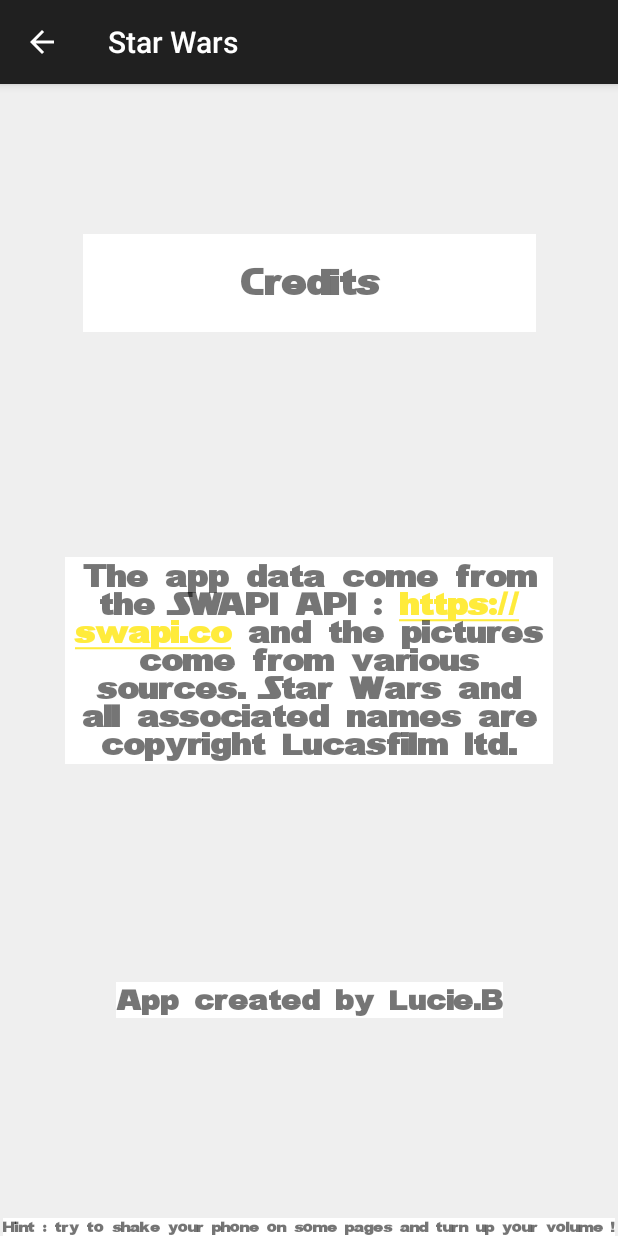
After one commit to Lulb8/StarWarsApp, an Android app: the InfoActivity screen opened directly, with no data from a screen before it, on a phone screen of 412 x 824 dp. The commit adds this screen. Run offline under Robolectric (Android 15) with nearby library versions, the phone set to English and light mode, and no system bars.

Commit message:
Add shakedetector in InfoActivity

```diff
--- a/app/src/main/AndroidManifest.xml
+++ b/app/src/main/AndroidManifest.xml
@@ -18,6 +18,9 @@
         android:roundIcon="@mipmap/ic_launcher_round"
         android:supportsRtl="true"
         android:theme="@style/AppTheme">
+        <activity
+            android:name=".view.InfoActivity"
+            android:screenOrientation="portrait" />
         <activity
             android:name=".view.StarshipsDetailsActivity"
             android:screenOrientation="portrait" />
--- /dev/null
+++ b/app/src/main/java/com/example/starwarsapp/view/InfoActivity.java
@@ -0,0 +1,96 @@
+package com.example.starwarsapp.view;
+
+import androidx.appcompat.app.AppCompatActivity;
+
+import android.content.Context;
+import android.hardware.Sensor;
+import android.hardware.SensorManager;
+import android.media.MediaPlayer;
+import android.os.Bundle;
+import android.os.Handler;
+import android.view.MenuItem;
+import android.widget.ImageView;
+import android.widget.TextView;
+
+import com.example.starwarsapp.R;
+import com.example.starwarsapp.controller.ShakeDetector;
+
+public class InfoActivity extends AppCompatActivity {
+
+    private SensorManager mSensorManager;
+    private Sensor mAccelerometer;
+    private ShakeDetector mShakeDetector;
+
+    @Override
+    protected void onCreate(Bundle savedInstanceState) {
+        super.onCreate(savedInstanceState);
+        setContentView(R.layout.activity_info);
+
+        getSupportActionBar().setDisplayHomeAsUpEnabled(true);
+
+        TextView title = findViewById(R.id.title);
+        title.setText("Credits");
+
+        TextView description = findViewById(R.id.description);
+        description.setText("The app data come from the SWAPI API : https://swapi.co and the pictures come from various sources. Star Wars and all associated names are copyright Lucasfilm ltd.");
+
+        TextView author = findViewById(R.id.author);
+        author.setText("App created by Lucie.B");
+
+        TextView hint = findViewById(R.id.hint);
+        hint.setText("Hint : try to shake your phone on some pages and turn up your volume !");
+
+        shakePhone();
+    }
+
+    public void shakePhone(){
+        // ShakeDetector initialization
+        mSensorManager = (SensorManager) getSystemService(Context.SENSOR_SERVICE);
+        mAccelerometer = mSensorManager
+                .getDefaultSensor(Sensor.TYPE_ACCELEROMETER);
+        mShakeDetector = new ShakeDetector();
+        mShakeDetector.setOnShakeListener(new ShakeDetector.OnShakeListener() {
+
+            @Override
+            public void onShake(int count) {
+
+                final ImageView cake = findViewById(R.id.cake);
+                cake.animate().alpha(1f).setDuration(600);
+                cake.setImageDrawable(getResources().getDrawable(R.drawable.cake));
+                new Handler().postDelayed(new Runnable() {
+                    @Override
+                    public void run() {
+                        cake.animate().alpha(0f).setDuration(600);
+                    }
+                }, 1000);
+            }
+        });
+    }
+
+
+    public boolean onOptionsItemSelected(MenuItem item){
+        finish();
+        return true;
+    }
+
+    @Override
+    public void onResume() {
+        super.onResume();
+        mSensorManager.registerListener(mShakeDetector, mAccelerometer,	SensorManager.SENSOR_DELAY_UI);
+    }
+
+    @Override
+    public void onPause() {
+        mSensorManager.unregisterListener(mShakeDetector);
+        super.onPause();
+    }
+
+    @Override
+    public void finish() {
+        super.finish();
+        final MediaPlayer soundPrevious = MediaPlayer.create(getApplicationContext(), R.raw.lightsaber_previous);
+        soundPrevious.start();
+
+        overridePendingTransition(R.anim.slide_in_left, R.anim.slide_out_right);
+    }
+}
--- a/app/src/main/java/com/example/starwarsapp/view/MainActivity.java
+++ b/app/src/main/java/com/example/starwarsapp/view/MainActivity.java
@@ -102,8 +102,9 @@ public class MainActivity extends AppCompatActivity {
     @Override
     public boolean onOptionsItemSelected(MenuItem item) {
         switch (item.getItemId()) {
-            case R.id.action_settings:
-                // User chose the "Settings" item, show the app settings UI...
+            case R.id.action_infos:
+                Intent intent = new Intent(MainActivity.this, InfoActivity.class);
+                startActivity(intent);
                 return true;
 
             case R.id.action_camera:
--- /dev/null
+++ b/app/src/main/res/drawable/ic_help_white_24dp.xml
@@ -0,0 +1,5 @@
+<vector android:height="24dp" android:tint="#FFFFFF"
+    android:viewportHeight="24.0" android:viewportWidth="24.0"
+    android:width="24dp" xmlns:android="http://schemas.android.com/apk/res/android">
+    <path android:fillColor="#FF000000" android:pathData="M12,2C6.48,2 2,6.48 2,12s4.48,10 10,10 10,-4.48 10,-10S17.52,2 12,2zM13,19h-2v-2h2v2zM15.07,11.25l-0.9,0.92C13.45,12.9 13,13.5 13,15h-2v-0.5c0,-1.1 0.45,-2.1 1.17,-2.83l1.24,-1.26c0.37,-0.36 0.59,-0.86 0.59,-1.41 0,-1.1 -0.9,-2 -2,-2s-2,0.9 -2,2L8,9c0,-2.21 1.79,-4 4,-4s4,1.79 4,4c0,0.88 -0.36,1.68 -0.93,2.25z"/>
+</vector>
--- /dev/null
+++ b/app/src/main/res/layout/activity_info.xml
@@ -0,0 +1,85 @@
+<?xml version="1.0" encoding="utf-8"?>
+<androidx.constraintlayout.widget.ConstraintLayout xmlns:android="http://schemas.android.com/apk/res/android"
+    xmlns:app="http://schemas.android.com/apk/res-auto"
+    xmlns:tools="http://schemas.android.com/tools"
+    android:layout_width="match_parent"
+    android:layout_height="match_parent"
+    android:background="#efefef"
+    android:orientation="vertical"
+    tools:context=".view.InfoActivity">
+
+    <ImageView
+        android:id="@+id/cake"
+        android:layout_width="50dp"
+        android:layout_height="50dp"
+        app:layout_constraintBottom_toTopOf="@+id/author"
+        app:layout_constraintEnd_toEndOf="parent"
+        app:layout_constraintHorizontal_bias="0.917"
+        app:layout_constraintStart_toStartOf="parent"
+        app:layout_constraintTop_toBottomOf="@+id/description" />
+
+    <TextView
+        android:id="@+id/title"
+        android:layout_width="302dp"
+        android:layout_height="65dp"
+        android:layout_marginTop="100dp"
+        android:background="#FFFFFF"
+        android:fontFamily="@font/starwars"
+        android:gravity="center_vertical|center_horizontal"
+        android:text="@string/title"
+        android:textAlignment="center"
+        android:textSize="25sp"
+        android:textStyle="bold"
+        app:layout_constraintEnd_toEndOf="parent"
+        app:layout_constraintStart_toStartOf="parent"
+        app:layout_constraintTop_toTopOf="parent" />
+
+    <TextView
+        android:id="@+id/description"
+        android:layout_width="325dp"
+        android:layout_height="wrap_content"
+        android:autoLink="web"
+        android:background="#FFFFFF"
+        android:fontFamily="@font/starwars"
+        android:gravity="center_vertical|center_horizontal"
+        android:text="@string/description"
+        android:textAlignment="center"
+        android:textSize="22sp"
+        android:textStyle="bold"
+        app:layout_constraintBottom_toBottomOf="parent"
+        app:layout_constraintEnd_toEndOf="parent"
+        app:layout_constraintStart_toStartOf="parent"
+        app:layout_constraintTop_toTopOf="parent" />
+
+    <TextView
+        android:id="@+id/author"
+        android:layout_width="wrap_content"
+        android:layout_height="wrap_content"
+        android:background="#FFFFFF"
+        android:fontFamily="@font/starwars"
+        android:gravity="center_vertical|center_horizontal"
+        android:text="@string/author"
+        android:textAlignment="center"
+        android:textSize="20sp"
+        android:textStyle="bold"
+        app:layout_constraintBottom_toBottomOf="parent"
+        app:layout_constraintEnd_toEndOf="parent"
+        app:layout_constraintStart_toStartOf="parent"
+        app:layout_constraintTop_toBottomOf="@+id/description" />
+
+    <TextView
+        android:id="@+id/hint"
+        android:layout_width="wrap_content"
+        android:layout_height="wrap_content"
+        android:background="#FFFFFF"
+        android:fontFamily="@font/starwars"
+        android:gravity="center_vertical|center_horizontal"
+        android:text="@string/hint"
+        android:textAlignment="center"
+        android:textSize="10sp"
+        android:textStyle="bold"
+        app:layout_constraintBottom_toBottomOf="parent"
+        app:layout_constraintEnd_toEndOf="parent"
+        app:layout_constraintStart_toStartOf="parent" />
+
+</androidx.constraintlayout.widget.ConstraintLayout>
--- a/app/src/main/res/menu/menu_app_bar.xml
+++ b/app/src/main/res/menu/menu_app_bar.xml
@@ -9,9 +9,10 @@
         android:title="@string/action_camera"
         app:showAsAction="ifRoom"/>
 
-    <!-- Settings, should always be in the overflow -->
-    <item android:id="@+id/action_settings"
-        android:title="@string/action_settings"
-        app:showAsAction="never"/>
+    <!-- Infos, should always be in the overflow -->
+    <item android:id="@+id/action_infos"
+        android:icon="@drawable/ic_help_white_24dp"
+        android:title="@string/action_infos"
+        app:showAsAction="ifRoom"/>
 
 </menu>
--- a/app/src/main/res/values/strings.xml
+++ b/app/src/main/res/values/strings.xml
@@ -54,4 +54,8 @@
     <string name="pilots">pilots</string>
     <string name="action_camera">action_camera</string>
     <string name="action_settings">action_settings</string>
+    <string name="description">description</string>
+    <string name="author">author</string>
+    <string name="hint">hint</string>
+    <string name="action_infos">action_infos</string>
 </resources>
```
Also changed, not shown: app/src/main/res/drawable-v24/cake.png (added).
